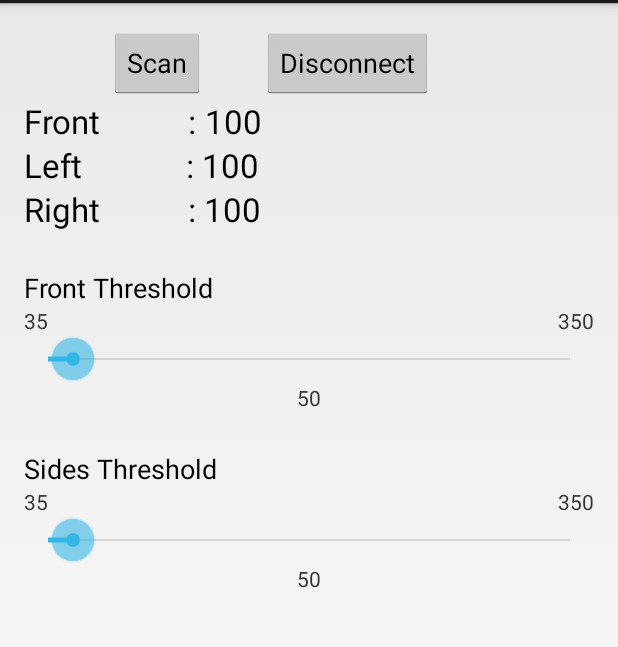
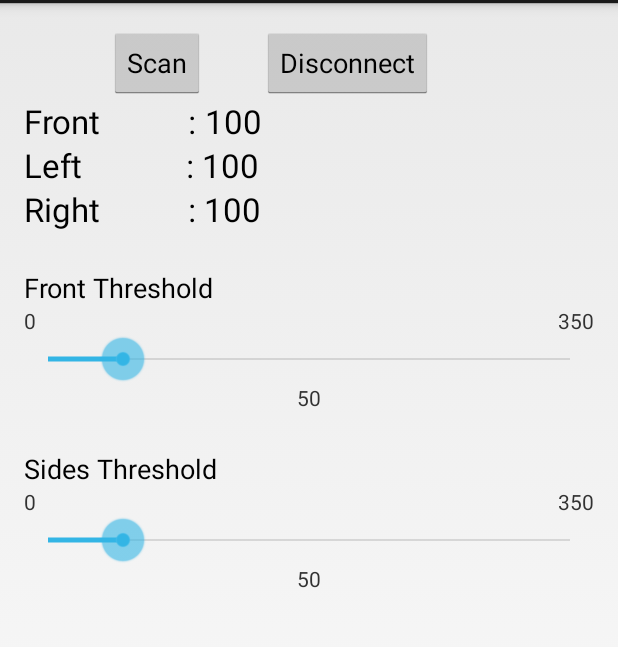
Before and after one commit to max005/BlunoBasicDemo, an Android app: the MainActivity screen opened directly, with no data from a screen before it, on a phone screen of 412 x 824 dp, the part 69-716 px from its top. Run offline under Robolectric (Android 15) with nearby library versions, the phone set to English and light mode, and no system bars; 3 statements that could not run were skipped.

Commit message:
Threshold Seekbar

```diff
--- a/app/src/main/java/com/example/blunobasicdemo/MainActivity.java
+++ b/app/src/main/java/com/example/blunobasicdemo/MainActivity.java
@@ -32,9 +32,9 @@ public class MainActivity  extends BlunoLibrary {
 	private int front  = 0;
 	private int left   = 0;
 	private int right  = 0;
-    private static int thresholdMin = 35;
-    private int frontThreshold;
-    private int sidesThreshold;
+    private static int thresholdMin = 0;
+    private int frontThreshold = 50;
+    private int sidesThreshold = 50;
 
 
 	@Override
--- a/app/src/main/res/layout/activity_main.xml
+++ b/app/src/main/res/layout/activity_main.xml
@@ -82,7 +82,7 @@
         android:layout_width="wrap_content"
         android:layout_height="wrap_content"
         android:textAppearance="?android:attr/textAppearanceSmall"
-        android:text="35"
+        android:text="0"
         android:id="@+id/textView"
         android:layout_below="@+id/textView6"
         android:layout_alignParentStart="true" />
@@ -91,8 +91,8 @@
         android:layout_width="wrap_content"
         android:layout_height="wrap_content"
         android:id="@+id/frontThresholdBar"
-        android:max="315"
-        android:progress="15"
+        android:max="350"
+        android:progress="50"
         android:layout_alignParentStart="true"
         android:layout_alignParentEnd="true"
         android:layout_below="@+id/textView"
@@ -140,7 +140,7 @@
         android:layout_width="wrap_content"
         android:layout_height="wrap_content"
         android:textAppearance="?android:attr/textAppearanceSmall"
-        android:text="35"
+        android:text="0"
         android:id="@+id/textView9"
         android:layout_below="@+id/textView8"
         android:layout_alignParentStart="true" />
@@ -149,8 +149,8 @@
         android:layout_width="wrap_content"
         android:layout_height="wrap_content"
         android:id="@+id/sidesThresholdBar"
-        android:max="315"
-        android:progress="15"
+        android:max="350"
+        android:progress="50"
         android:layout_below="@+id/textView9"
         android:layout_alignParentStart="true"
         android:layout_alignEnd="@+id/frontThresholdBar" />
```
